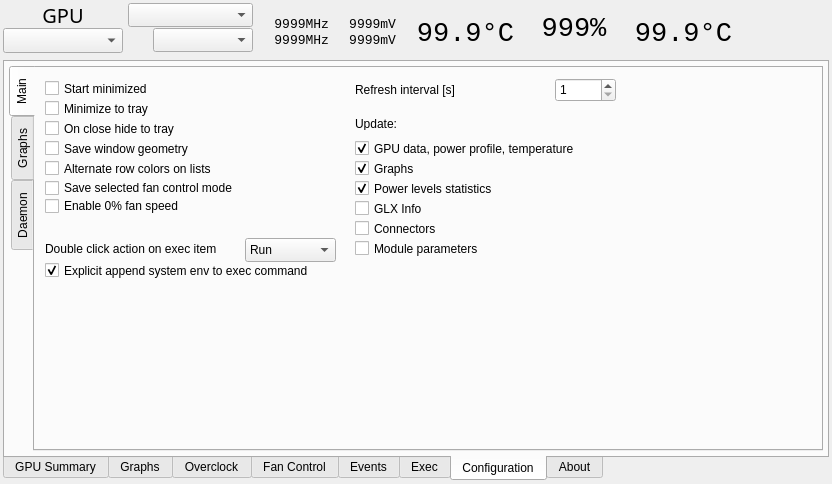
marazmista/radeon-profile, file radeon-profile/radeon_profile.ui: the form before one commit.
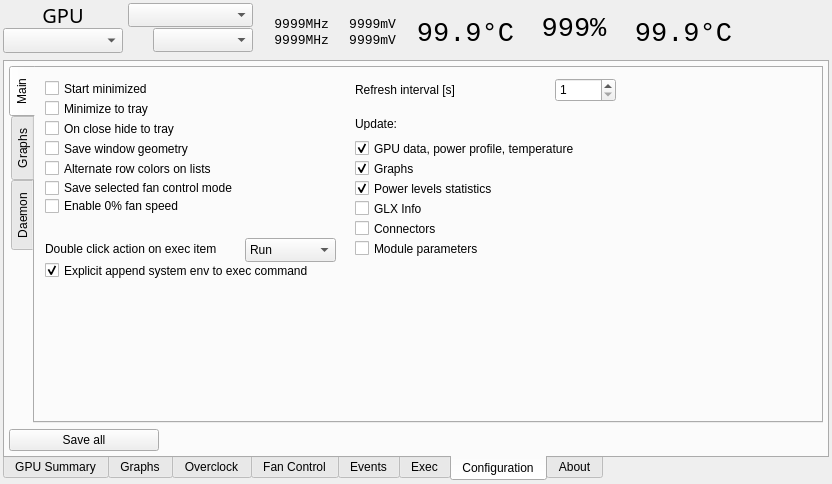
The form after the commit. The open tabs and pages were chosen to show the change. Icons and pictures are not drawn. Custom widgets are drawn as their Qt base class.

Commit message: added button to save config

```diff
--- a/radeon-profile/radeon_profile.ui
+++ b/radeon-profile/radeon_profile.ui
@@ -3755,6 +3755,25 @@
           </widget>
          </widget>
         </item>
+        <item row="1" column="0">
+         <widget class="QPushButton" name="btn_saveAll">
+          <property name="maximumSize">
+           <size>
+            <width>150</width>
+            <height>16777215</height>
+           </size>
+          </property>
+          <property name="toolTip">
+           <string>Save configuration, fan profiles, exec profiles, and defined events. All that goes to XML config file basically.</string>
+          </property>
+          <property name="layoutDirection">
+           <enum>Qt::LeftToRight</enum>
+          </property>
+          <property name="text">
+           <string>Save all</string>
+          </property>
+         </widget>
+        </item>
        </layout>
       </widget>
       <widget class="QWidget" name="aboutTab">
```
Left out of the diff: 2 changed lines with no effect on the pictures. The commit also changes 2 other files.
